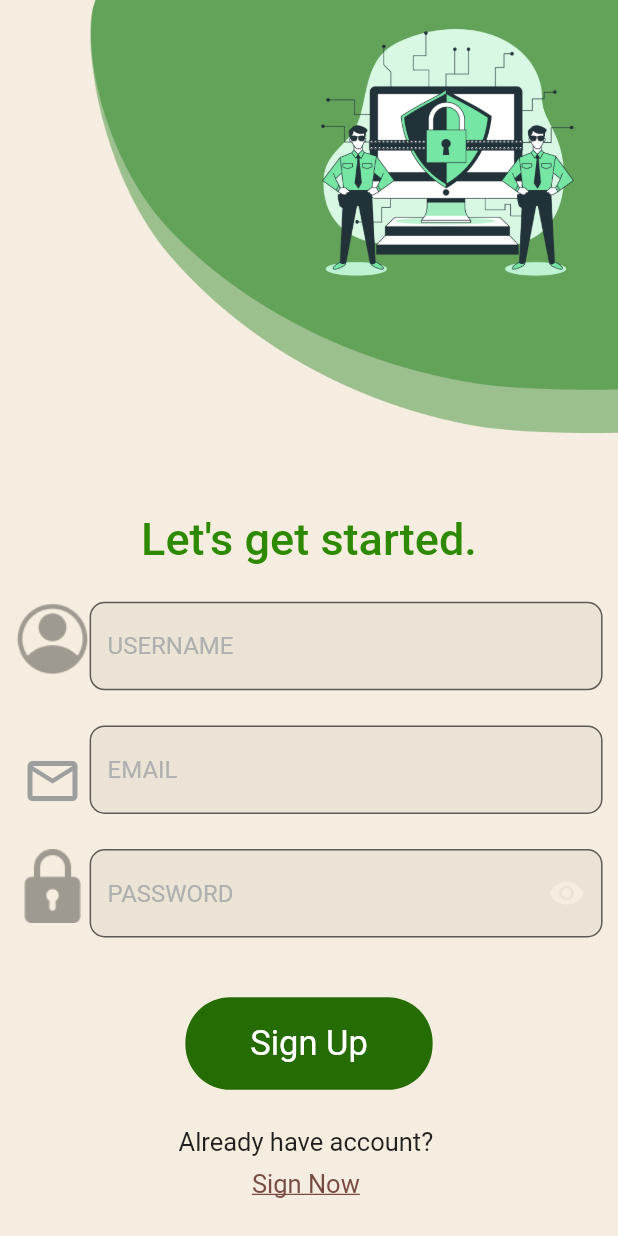
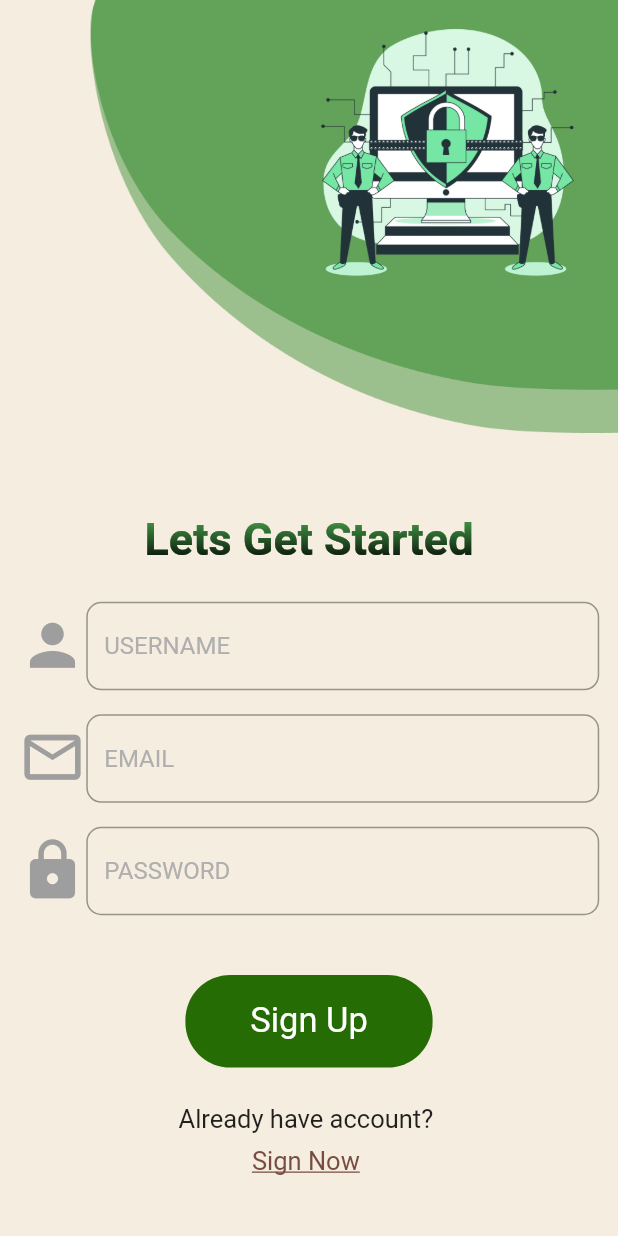
Before and after one commit to manas1410/Meraki, a Flutter app: the screen it shows after launch, after a tap on "LOGIN", after a tap on "Register Now", on a phone screen of 412 x 824 dp. Run offline on Flutter 3.47's test engine with Material 2 defaults, Android fonts, the phone set to English and light mode, and no system bars; drawn by our look-alikes of simple_gradient_text; our stand-ins replace avatar_glow, cloud_firestore, firebase_auth, firebase_core, shared_preferences, speech_to_text; missing offline and left inert: animated_button, highlight_text, translator; accounts and stored records are empty; Roboto replaces fonts that are missing (Montserrat).

Commit message:
Login and Signup Screen layout updated

```diff
--- a/lib/Screens/login_screen.dart
+++ b/lib/Screens/login_screen.dart
@@ -142,19 +142,12 @@ class _SignInState extends State<SignIn> {
                     Wrap(
 
                         children: [
-                          Column(
-                              children:[
-                                SizedBox(
-                                  height: MediaQuery.of(context).size.height*0.01,
-                                ),
-                                Container(
-                                  child:
-                                  Image.asset("assets/images/user.png",
-                                    height:  MediaQuery.of(context).size.height*0.06,
-                                  ),
-
-                                ),
-                              ]
+                          Container(
+                            child: Icon(Icons.person,color: Colors.grey,
+                              size: 45,
+                            ),
+                            height: MediaQuery.of(context).size.height*0.07,
+                            //width: MediaQuery.of(context).size.width*0.12
                           ),
                           SizedBox(
                             width: MediaQuery.of(context).size.width*0.01,
@@ -189,19 +182,12 @@ class _SignInState extends State<SignIn> {
 
                     Wrap(
                         children: [
-                          Column(
-                              children:[
-                                SizedBox(
-                                  height: MediaQuery.of(context).size.height*0.01,
-                                ),
-                                Container(
-                                  child:
-                                  Image.asset("assets/images/pass.png",
-                                    height:  MediaQuery.of(context).size.height*0.06,
-                                  ),
-
-                                ),
-                              ]
+                          Container(
+                            child: Icon(Icons.lock,color: Colors.grey,
+                              size: 45,
+                            ),
+                            height: MediaQuery.of(context).size.height*0.07,
+                            //width: MediaQuery.of(context).size.width*0.12
                           ),
                           SizedBox(
                             width: MediaQuery.of(context).size.width*0.01,
--- a/lib/Screens/signup.dart
+++ b/lib/Screens/signup.dart
@@ -6,6 +6,7 @@ import 'package:meraki/helper/helperfunction.dart';
 import 'package:meraki/services/auth.dart';
 import 'package:meraki/services/database.dart';
 import 'package:meraki/widget/widgets.dart';
+import 'package:simple_gradient_text/simple_gradient_text.dart';
 
 import 'chatsRoomScreen.dart';
 
@@ -109,13 +110,25 @@ class _SignUpState extends State<SignUp> {
                 Container(
                     alignment: Alignment.center,
                     child: Container(
+                        alignment: Alignment.center,
+                        child: Container(
                           padding: EdgeInsets.symmetric(horizontal: 16, vertical: 8),
-                      child: Text(
-                        "Let's get started.",
-                        style: welcomeback(),
-
+                          child: GradientText(
+                            'Lets Get Started',
+                            style: TextStyle(
+                                fontSize: 30.0,
+                                fontWeight: FontWeight.w600
                             ),
-                    )),
+                            gradientType: GradientType.linear,
+                            gradientDirection: GradientDirection.ttb,
+                            radius: .4,
+                            colors: [
+                              Colors.green,
+                              Colors.black,
+                            ],
+                          ),
+                        ))
+                ),
                 SizedBox(height: MediaQuery.of(context).size.height*0.02,),
                 Form(
                   key: formKey,
@@ -124,9 +137,11 @@ class _SignUpState extends State<SignUp> {
                       Wrap(
                         children:[
                           Container(
-                            child: Image.asset("assets/images/user.png",
-                              height: MediaQuery.of(context).size.height*0.06,
+                            child: Icon(Icons.person,color: Colors.grey,
+                              size: 45,
                             ),
+                            height: MediaQuery.of(context).size.height*0.07,
+                            //width: MediaQuery.of(context).size.width*0.12
                           ),
                           Container(
                           width:  MediaQuery.of(context).size.width*0.83,
@@ -144,7 +159,7 @@ class _SignUpState extends State<SignUp> {
                                 border: OutlineInputBorder(
                                   borderRadius: BorderRadius.circular(10.0),
                                 ),
-                                filled: true,
+
                                 hintStyle: TextStyle(color: Color.fromRGBO(175, 175, 175, 1))
 
                             ),
@@ -152,16 +167,19 @@ class _SignUpState extends State<SignUp> {
                         ),
                         ]
                       ),
-                      SizedBox(height: MediaQuery.of(context).size.height*0.01,),
+                      SizedBox(height: MediaQuery.of(context).size.height*0.001,),
                           Wrap(
                             children:[
+
                               Container(
                                   child: Icon(Icons.email_outlined,color: Colors.grey,
-                                  size: 40,
+                                    size: 45,
                                   ),
-                                  height: MediaQuery.of(context).size.height*0.09,
-                                  width: MediaQuery.of(context).size.width*0.12
+                                  height: MediaQuery.of(context).size.height*0.07,
+                                  //width: MediaQuery.of(context).size.width*0.12
                               ),
+
+
                               Container(
                               width:  MediaQuery.of(context).size.width*0.83,
                               height: MediaQuery.of(context).size.height*0.09,
@@ -180,21 +198,25 @@ class _SignUpState extends State<SignUp> {
                                   border: OutlineInputBorder(
                                     borderRadius: BorderRadius.circular(10.0),
                                   ),
-                                  filled: true,
+
                                   hintStyle: TextStyle(color: Color.fromRGBO(175, 175, 175, 1))
 
                               ),
                             ),
                         ),]
                           ),
-                      SizedBox(height: MediaQuery.of(context).size.height*0.01,),
+                      SizedBox(height: MediaQuery.of(context).size.height*0.001,),
                       Wrap(
                         children: [
+
                                 Container(
-                            child: Image.asset("assets/images/pass.png",
-                              height:  MediaQuery.of(context).size.height*0.06,
+                                  child: Icon(Icons.lock,color: Colors.grey,
+                                    size: 45,
                                   ),
+                                  height: MediaQuery.of(context).size.height*0.07,
+                                  //width: MediaQuery.of(context).size.width*0.12
                                 ),
+
                           Container(
                           width:  MediaQuery.of(context).size.width*0.83,
                           height: MediaQuery.of(context).size.height*0.09,
@@ -212,7 +234,7 @@ class _SignUpState extends State<SignUp> {
                                 border: OutlineInputBorder(
                                   borderRadius: BorderRadius.circular(10.0),
                                 ),
-                                filled: true,
+
                                 hintStyle: TextStyle(color: Color.fromRGBO(175, 175, 175, 1)),
                               suffixIcon: IconButton(
                             icon: Icon(
```
Lines whose indentation alone changed are shown as unchanged.
